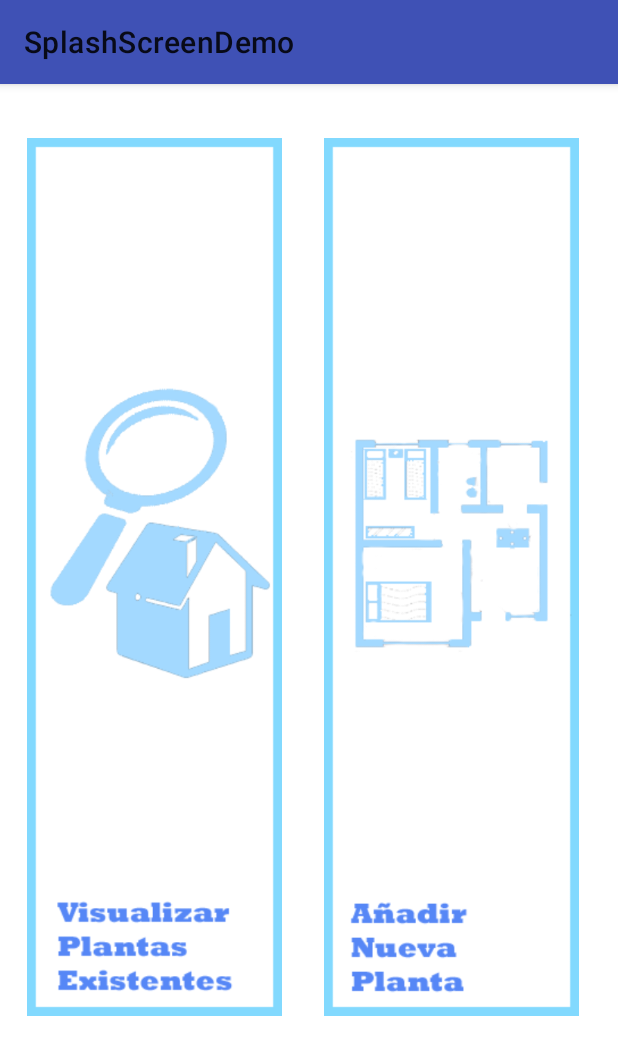
After one commit to albertoomarcos/CDI-EmpresaSeguridad, an Android app: the DomoticaPrincipal screen opened directly, with no data from a screen before it, on a phone screen of 412 x 824 dp. The commit adds this screen. Shown: the top 1055 px of the screen. Run offline under Robolectric (Android 15) with nearby library versions, the phone set to English and light mode, and no system bars.

Commit message:
Añadida ventana nueva Domotica principal  :white_check_mark:

```diff
--- a/app/src/main/AndroidManifest.xml
+++ b/app/src/main/AndroidManifest.xml
@@ -11,6 +11,7 @@
         android:theme="@style/AppTheme">
 
 
+
         <activity android:name=".LoginActivity"
             android:screenOrientation="portrait"
             android:theme="@style/AppTheme.NoActionBar">
@@ -21,6 +22,7 @@
                 <category android:name="android.intent.category.LAUNCHER" />
             </intent-filter>
         </activity>
+
         <activity android:name=".UserMainActivity"
             android:screenOrientation="portrait"
             android:theme="@style/AppTheme"/>
@@ -33,6 +35,9 @@
             android:screenOrientation="portrait"
             android:theme="@style/AppTheme"/>
 
+        <activity android:name=".DomoticaPrincipal"
+            android:screenOrientation="portrait"
+            android:theme="@style/AppTheme"/>
     </application>
 
 
--- /dev/null
+++ b/app/src/main/java/com/example/portatil/cdi_empresaseguridad/DomoticaPrincipal.kt
@@ -0,0 +1,28 @@
+package com.example.portatil.cdi_empresaseguridad
+
+import android.os.Bundle
+import android.support.v7.app.AppCompatActivity
+import android.widget.ImageView
+import android.widget.Toast
+
+class DomoticaPrincipal: AppCompatActivity() {
+    override fun onCreate(savedInstanceState: Bundle?) {
+
+        super.onCreate(savedInstanceState)
+        setContentView(R.layout.activity_domotica_principal)
+
+        var imAniadirNueva = findViewById(R.id.imAniadirNueva) as ImageView
+        var imVisualizarPlantas = findViewById(R.id.imVisualizarPlantas) as ImageView
+
+        imAniadirNueva.setOnClickListener {
+            // your code to perform when the user clicks on the button
+            Toast.makeText(this@DomoticaPrincipal, "Vamos a añadir nueva planta", Toast.LENGTH_SHORT).show()
+        }
+        imVisualizarPlantas.setOnClickListener {
+            // your code to perform when the user clicks on the button
+            Toast.makeText(this@DomoticaPrincipal, "Vamos a Visualizar Planta", Toast.LENGTH_SHORT).show()
+        }
+
+    }
+
+}
--- /dev/null
+++ b/app/src/main/res/layout/activity_domotica_principal.xml
@@ -0,0 +1,33 @@
+<?xml version="1.0" encoding="utf-8"?>
+<android.support.constraint.ConstraintLayout xmlns:android="http://schemas.android.com/apk/res/android"
+    xmlns:app="http://schemas.android.com/apk/res-auto"
+    xmlns:tools="http://schemas.android.com/tools"
+    android:layout_width="match_parent"
+    android:layout_height="match_parent">
+
+    <ImageView
+        android:id="@+id/imVisualizarPlantas"
+        android:layout_width="174dp"
+        android:layout_height="585dp"
+        android:layout_marginStart="16dp"
+        android:layout_marginTop="8dp"
+        android:layout_marginBottom="8dp"
+        app:layout_constraintBottom_toBottomOf="parent"
+        app:layout_constraintStart_toStartOf="parent"
+        app:layout_constraintTop_toTopOf="parent"
+        app:layout_constraintVertical_bias="0.169"
+        app:srcCompat="@drawable/visualizar_plantas_existentes" />
+
+    <ImageView
+        android:id="@+id/imAniadirNueva"
+        android:layout_width="174dp"
+        android:layout_height="585dp"
+        android:layout_marginTop="8dp"
+        android:layout_marginEnd="24dp"
+        android:layout_marginBottom="8dp"
+        app:layout_constraintBottom_toBottomOf="parent"
+        app:layout_constraintEnd_toEndOf="parent"
+        app:layout_constraintTop_toTopOf="parent"
+        app:layout_constraintVertical_bias="0.166"
+        app:srcCompat="@drawable/aniadir_nueva_planta" />
+</android.support.constraint.ConstraintLayout>
--- a/app/src/main/res/layout/activity_main_admin.xml
+++ b/app/src/main/res/layout/activity_main_admin.xml
@@ -33,7 +33,7 @@
         android:id="@+id/imGestion"
         android:layout_width="180dp"
         android:layout_height="200dp"
-        android:layout_marginStart="28dp"
+        android:layout_marginStart="16dp"
         android:layout_marginBottom="52dp"
         android:contentDescription="Gestión Abonados"
         android:src="@drawable/plantilla_movil_gestionar_abonados"
```
Also changed, not shown: app/src/main/java/com/example/portatil/cdi_empresaseguridad/AdminMainActivity.kt (+6 -4 lines), app/src/main/res/drawable/aniadir_nueva_planta.png (added), app/src/main/res/drawable/visualizar_plantas_existentes.png (added).
